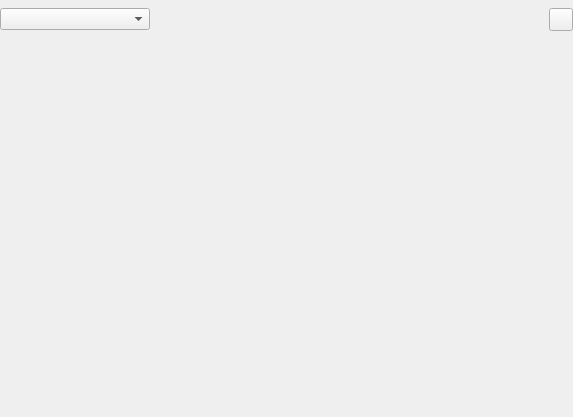
pussbb/QWebDevIde, file qwebdevide/editingwidget.ui: the form before one commit.
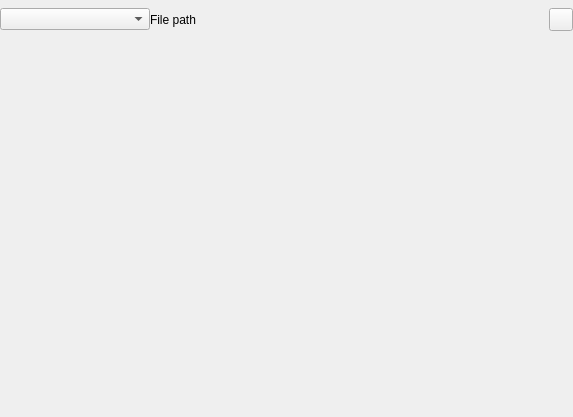
The form after the commit. Icons and pictures are not drawn. Custom widgets are drawn as their Qt base class.

Commit message: update + fix bug with showing file in combobox when even after he was closed

Diff of the .ui file:
```diff
--- a/qwebdevide/editingwidget.ui
+++ b/qwebdevide/editingwidget.ui
@@ -51,7 +51,7 @@
         </property>
        </widget>
       </item>
-      <item row="0" column="1">
+      <item row="0" column="2">
        <spacer name="horizontalSpacer">
         <property name="orientation">
          <enum>Qt::Horizontal</enum>
@@ -64,7 +64,7 @@
         </property>
        </spacer>
       </item>
-      <item row="0" column="2">
+      <item row="0" column="3">
        <widget class="QToolButton" name="closeFile">
         <property name="text">
          <string/>
@@ -76,6 +76,19 @@
         </property>
        </widget>
       </item>
+      <item row="0" column="1">
+       <widget class="QLabel" name="filePath">
+        <property name="minimumSize">
+         <size>
+          <width>200</width>
+          <height>0</height>
+         </size>
+        </property>
+        <property name="text">
+         <string>File path</string>
+        </property>
+       </widget>
+      </item>
      </layout>
     </widget>
    </item>
```
The commit also changes 1 other file.
